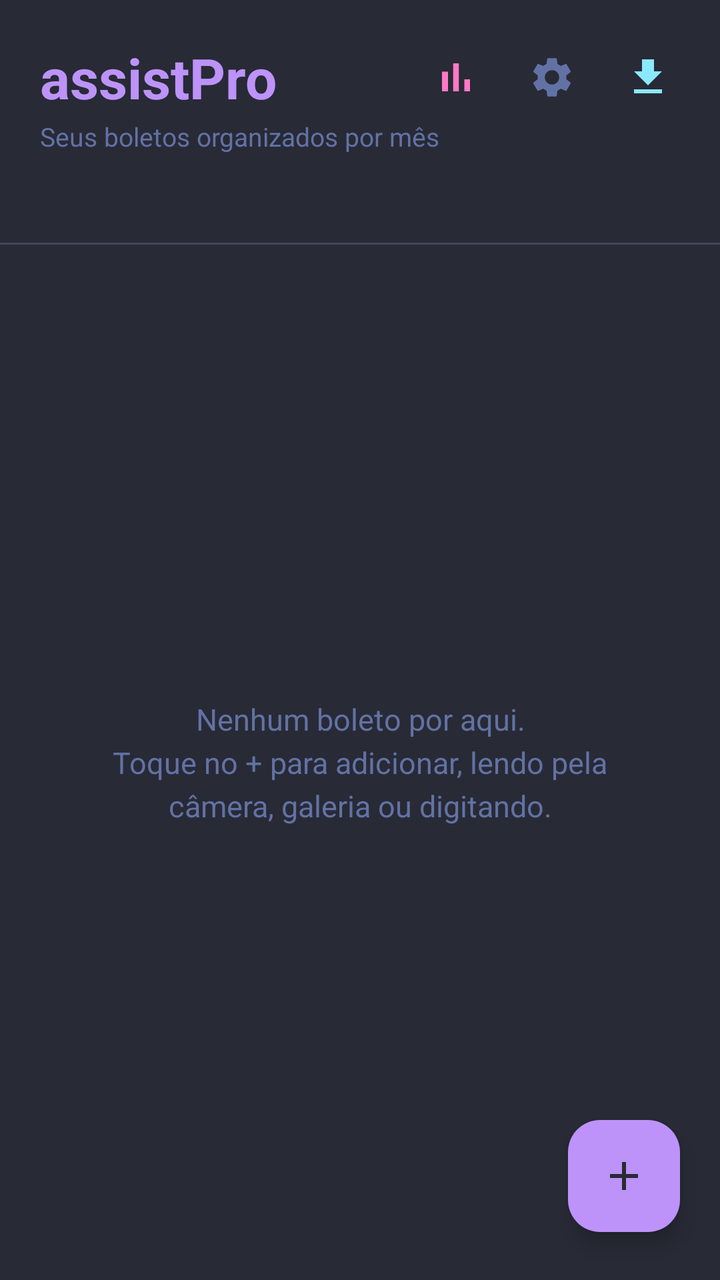
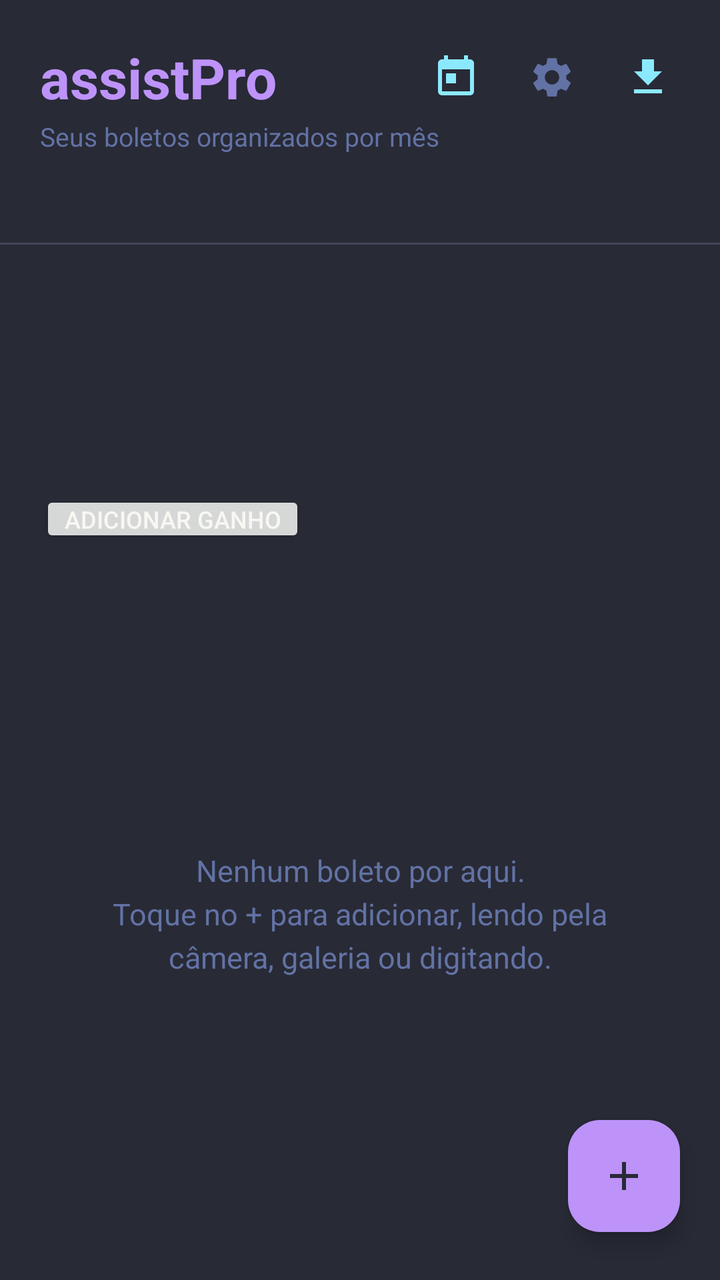

An Android layout rendered at two revisions. The XML below is the earlier revision; the diff shows what the commit changed to produce the second picture.
<!-- AndroidManifest.xml: application theme Theme.AssistPro -->
<!-- res/layout/activity_main.xml -->
<?xml version="1.0" encoding="utf-8"?>
<androidx.constraintlayout.widget.ConstraintLayout xmlns:android="http://schemas.android.com/apk/res/android"
    xmlns:app="http://schemas.android.com/apk/res-auto"
    android:layout_width="match_parent"
    android:layout_height="match_parent"
    android:background="@color/dracula_bg">

    <TextView
        android:id="@+id/titulo"
        android:layout_width="wrap_content"
        android:layout_height="wrap_content"
        android:layout_marginStart="20dp"
        android:layout_marginTop="20dp"
        android:text="@string/app_name"
        android:textColor="@color/dracula_purple"
        android:textSize="28sp"
        android:textStyle="bold"
        app:layout_constraintStart_toStartOf="parent"
        app:layout_constraintTop_toTopOf="parent" />

    <ImageButton
        android:id="@+id/btn_dev"
        android:layout_width="48dp"
        android:layout_height="48dp"
        android:background="?attr/selectableItemBackgroundBorderless"
        android:contentDescription="@string/capturar_checkpoint"
        android:src="@drawable/ic_bug"
        android:visibility="gone"
        app:layout_constraintBottom_toBottomOf="@id/titulo"
        app:layout_constraintEnd_toStartOf="@id/btn_relatorio"
        app:layout_constraintTop_toTopOf="@id/titulo" />

    <ImageButton
        android:id="@+id/btn_relatorio"
        android:layout_width="48dp"
        android:layout_height="48dp"
        android:background="?attr/selectableItemBackgroundBorderless"
        android:contentDescription="@string/relatorios"
        android:src="@drawable/ic_relatorio"
        app:layout_constraintBottom_toBottomOf="@id/titulo"
        app:layout_constraintEnd_toStartOf="@id/btn_config"
        app:layout_constraintTop_toTopOf="@id/titulo" />

    <ImageButton
        android:id="@+id/btn_config"
        android:layout_width="48dp"
        android:layout_height="48dp"
        android:background="?attr/selectableItemBackgroundBorderless"
        android:contentDescription="@string/configuracoes"
        android:src="@drawable/ic_settings"
        app:layout_constraintBottom_toBottomOf="@id/titulo"
        app:layout_constraintEnd_toStartOf="@id/btn_atualizar"
        app:layout_constraintTop_toTopOf="@id/titulo" />

    <ImageButton
        android:id="@+id/btn_atualizar"
        android:layout_width="48dp"
        android:layout_height="48dp"
        android:layout_marginEnd="12dp"
        android:background="?attr/selectableItemBackgroundBorderless"
        android:contentDescription="@string/atualizar"
        android:src="@drawable/ic_update"
        app:layout_constraintBottom_toBottomOf="@id/titulo"
        app:layout_constraintEnd_toEndOf="parent"
        app:layout_constraintTop_toTopOf="@id/titulo" />

    <TextView
        android:id="@+id/subtitulo"
        android:layout_width="wrap_content"
        android:layout_height="wrap_content"
        android:layout_marginStart="20dp"
        android:layout_marginTop="2dp"
        android:text="@string/subtitulo"
        android:textColor="@color/dracula_comment"
        android:textSize="13sp"
        app:layout_constraintStart_toStartOf="parent"
        app:layout_constraintTop_toBottomOf="@id/titulo" />

    <TextView
        android:id="@+id/resumo"
        android:layout_width="wrap_content"
        android:layout_height="wrap_content"
        android:layout_marginStart="20dp"
        android:layout_marginTop="10dp"
        android:textColor="@color/dracula_green"
        android:textSize="15sp"
        android:textStyle="bold"
        app:layout_constraintStart_toStartOf="parent"
        app:layout_constraintTop_toBottomOf="@id/subtitulo" />

    <View
        android:id="@+id/divisor"
        android:layout_width="0dp"
        android:layout_height="1dp"
        android:layout_marginTop="14dp"
        android:background="@color/dracula_current"
        app:layout_constraintEnd_toEndOf="parent"
        app:layout_constraintStart_toStartOf="parent"
        app:layout_constraintTop_toBottomOf="@id/resumo" />

    <androidx.recyclerview.widget.RecyclerView
        android:id="@+id/lista"
        android:layout_width="0dp"
        android:layout_height="0dp"
        android:clipToPadding="false"
        android:paddingTop="10dp"
        android:paddingBottom="96dp"
        app:layout_constraintBottom_toBottomOf="parent"
        app:layout_constraintEnd_toEndOf="parent"
        app:layout_constraintStart_toStartOf="parent"
        app:layout_constraintTop_toBottomOf="@id/divisor" />

    <TextView
        android:id="@+id/vazio"
        android:layout_width="0dp"
        android:layout_height="wrap_content"
        android:layout_marginStart="32dp"
        android:layout_marginEnd="32dp"
        android:gravity="center"
        android:lineSpacingExtra="4dp"
        android:text="@string/vazio"
        android:textColor="@color/dracula_comment"
        android:textSize="15sp"
        app:layout_constraintBottom_toBottomOf="parent"
        app:layout_constraintEnd_toEndOf="parent"
        app:layout_constraintStart_toStartOf="parent"
        app:layout_constraintTop_toBottomOf="@id/divisor" />

    <com.google.android.material.floatingactionbutton.FloatingActionButton
        android:id="@+id/fab"
        android:layout_width="wrap_content"
        android:layout_height="wrap_content"
        android:layout_marginEnd="20dp"
        android:layout_marginBottom="24dp"
        android:contentDescription="@string/adicionar"
        android:src="@drawable/ic_add"
        app:backgroundTint="@color/dracula_purple"
        app:layout_constraintBottom_toBottomOf="parent"
        app:layout_constraintEnd_toEndOf="parent"
        app:tint="@color/dracula_bg" />

    <include
        layout="@layout/view_carregando"
        android:layout_width="0dp"
        android:layout_height="0dp"
        app:layout_constraintBottom_toBottomOf="parent"
        app:layout_constraintEnd_toEndOf="parent"
        app:layout_constraintStart_toStartOf="parent"
        app:layout_constraintTop_toTopOf="parent" />

</androidx.constraintlayout.widget.ConstraintLayout>
<!-- res/layout/view_carregando.xml (included above) -->
<?xml version="1.0" encoding="utf-8"?>
<FrameLayout xmlns:android="http://schemas.android.com/apk/res/android"
    xmlns:app="http://schemas.android.com/apk/res-auto"
    android:id="@+id/carregando"
    android:layout_width="match_parent"
    android:layout_height="match_parent"
    android:background="@color/dracula_bg"
    android:clickable="true"
    android:focusable="true"
    android:visibility="gone">

    <LinearLayout
        android:layout_width="wrap_content"
        android:layout_height="wrap_content"
        android:layout_gravity="center"
        android:gravity="center"
        android:orientation="vertical">

        <com.google.android.material.progressindicator.CircularProgressIndicator
            android:layout_width="wrap_content"
            android:layout_height="wrap_content"
            app:indicatorColor="@color/dracula_purple"
            app:trackColor="@color/dracula_current" />

        <TextView
            android:layout_width="wrap_content"
            android:layout_height="wrap_content"
            android:layout_marginTop="16dp"
            android:text="@string/carregando"
            android:textColor="@color/dracula_comment"
            android:textSize="14sp" />
    </LinearLayout>

</FrameLayout>
<!-- resources referenced by this layout -->
<resources>
  <color name="dracula_bg">#282A36</color>
  <color name="dracula_comment">#6272A4</color>
  <color name="dracula_current">#44475A</color>
  <color name="dracula_green">#50FA7B</color>
  <color name="dracula_purple">#BD93F9</color>
  <!-- drawable ic_add (drawable) -->
  <vector xmlns:android="http://schemas.android.com/apk/res/android"
      android:width="24dp"
      android:height="24dp"
      android:viewportWidth="24"
      android:viewportHeight="24">
      <path
          android:fillColor="@color/dracula_bg"
          android:pathData="M11,5h2v6h6v2h-6v6h-2v-6H5v-2h6z" />
  </vector>
  <!-- drawable ic_bug (drawable) -->
  <vector xmlns:android="http://schemas.android.com/apk/res/android"
      android:width="24dp"
      android:height="24dp"
      android:viewportWidth="24"
      android:viewportHeight="24">
      <path
          android:fillColor="@color/dracula_orange"
          android:pathData="M20,8h-2.81c-0.45,-0.78 -1.07,-1.45 -1.82,-1.96L17,4.41L15.59,3l-2.17,2.17C12.96,5.06 12.49,5 12,5s-0.96,0.06 -1.41,0.17L8.41,3L7,4.41l1.62,1.63C7.88,6.55 7.26,7.22 6.81,8H4v2h2.09c-0.05,0.33 -0.09,0.66 -0.09,1v1H4v2h2v1c0,0.34 0.04,0.67 0.09,1H4v2h2.81c1.04,1.79 2.97,3 5.19,3s4.15,-1.21 5.19,-3H20v-2h-2.09c0.05,-0.33 0.09,-0.66 0.09,-1v-1h2v-2h-2v-1c0,-0.34 -0.04,-0.67 -0.09,-1H20V8zM14,17h-4v-2h4v2zM14,13h-4v-2h4v2z" />
  </vector>
  <!-- drawable ic_relatorio (drawable) -->
  <vector xmlns:android="http://schemas.android.com/apk/res/android"
      android:width="24dp"
      android:height="24dp"
      android:viewportWidth="24"
      android:viewportHeight="24">
      <path
          android:fillColor="@color/dracula_pink"
          android:pathData="M5,9.2h3V19H5V9.2zM10.6,5h2.8v14h-2.8V5zM16.2,13H19v6h-2.8V13z" />
  </vector>
  <!-- drawable ic_update (drawable) -->
  <vector xmlns:android="http://schemas.android.com/apk/res/android"
      android:width="24dp"
      android:height="24dp"
      android:viewportWidth="24"
      android:viewportHeight="24">
      <path
          android:fillColor="@color/dracula_cyan"
          android:pathData="M5,20h14v-2H5v2zM19,9h-4V3H9v6H5l7,7 7,-7z" />
  </vector>
  <string name="adicionar">Adicionar boleto</string>
  <string name="app_name">assistPro</string>
  <string name="atualizar">Verificar atualizações</string>
  <string name="capturar_checkpoint">Salvar checkpoint</string>
  <string name="carregando">Carregando…</string>
  <string name="configuracoes">Configurações</string>
  <string name="relatorios">Relatórios</string>
  <string name="subtitulo">Seus boletos organizados por mês</string>
  <string name="vazio">Nenhum boleto por aqui.\nToque no + para adicionar, lendo pela câmera, galeria ou digitando.</string>
  <color name="dracula_orange">#FFB86C</color>
  <color name="dracula_pink">#FF79C6</color>
  <color name="dracula_cyan">#8BE9FD</color>
  <color name="dracula_fg">#F8F8F2</color>
  <color name="dracula_red">#FF5555</color>
</resources>

<!-- the commit's change to res/layout/activity_main.xml (unified diff, before → after) -->
@@ -27,16 +27,16 @@
         android:src="@drawable/ic_bug"
         android:visibility="gone"
         app:layout_constraintBottom_toBottomOf="@id/titulo"
-        app:layout_constraintEnd_toStartOf="@id/btn_relatorio"
-        app:layout_constraintTop_toTopOf="@id/titulo" />
-
-    <ImageButton
-        android:id="@+id/btn_relatorio"
-        android:layout_width="48dp"
-        android:layout_height="48dp"
-        android:background="?attr/selectableItemBackgroundBorderless"
-        android:contentDescription="@string/relatorios"
-        android:src="@drawable/ic_relatorio"
+        app:layout_constraintEnd_toStartOf="@id/btn_filtro"
+        app:layout_constraintTop_toTopOf="@id/titulo" />
+
+    <ImageButton
+        android:id="@+id/btn_filtro"
+        android:layout_width="48dp"
+        android:layout_height="48dp"
+        android:background="?attr/selectableItemBackgroundBorderless"
+        android:contentDescription="@string/filtrar_periodo"
+        android:src="@drawable/ic_calendario"
         app:layout_constraintBottom_toBottomOf="@id/titulo"
         app:layout_constraintEnd_toStartOf="@id/btn_config"
         app:layout_constraintTop_toTopOf="@id/titulo" />
@@ -98,6 +98,72 @@
         app:layout_constraintStart_toStartOf="parent"
         app:layout_constraintTop_toBottomOf="@id/resumo" />
 
+    <LinearLayout
+        android:id="@+id/dash"
+        android:layout_width="0dp"
+        android:layout_height="wrap_content"
+        android:orientation="vertical"
+        android:paddingStart="20dp"
+        android:paddingTop="10dp"
+        android:paddingEnd="20dp"
+        app:layout_constraintEnd_toEndOf="parent"
+        app:layout_constraintStart_toStartOf="parent"
+        app:layout_constraintTop_toBottomOf="@id/divisor">
+
+        <TextView
+            android:id="@+id/dash_periodo"
+            android:layout_width="wrap_content"
+            android:layout_height="wrap_content"
+            android:background="?attr/selectableItemBackground"
+            android:paddingTop="2dp"
+            android:paddingBottom="2dp"
+            android:textColor="@color/dracula_cyan"
+            android:textSize="14sp"
+            android:textStyle="bold" />
+
+        <TextView
+            android:id="@+id/dash_ganhos"
+            android:layout_width="match_parent"
+            android:layout_height="wrap_content"
+            android:layout_marginTop="4dp"
+            android:textColor="@color/dracula_green"
+            android:textSize="14sp" />
+
+        <TextView
+            android:id="@+id/dash_perdas"
+            android:layout_width="match_parent"
+            android:layout_height="wrap_content"
+            android:textColor="@color/dracula_red"
+            android:textSize="14sp" />
+
+        <TextView
+            android:id="@+id/dash_saldo"
+            android:layout_width="match_parent"
+            android:layout_height="wrap_content"
+            android:textColor="@color/dracula_yellow"
+            android:textSize="15sp"
+            android:textStyle="bold" />
+
+        <TextView
+            android:id="@+id/dash_aberto"
+            android:layout_width="match_parent"
+            android:layout_height="wrap_content"
+            android:layout_marginTop="4dp"
+            android:textColor="@color/dracula_orange"
+            android:textSize="13sp" />
+
+        <Button
+            android:id="@+id/btn_add_ganho"
+            android:layout_width="wrap_content"
+            android:layout_height="wrap_content"
+            android:layout_marginTop="6dp"
+            android:minHeight="0dp"
+            android:paddingTop="6dp"
+            android:paddingBottom="6dp"
+            android:text="@string/ganho_add"
+            android:textSize="12sp" />
+    </LinearLayout>
+
     <androidx.recyclerview.widget.RecyclerView
         android:id="@+id/lista"
         android:layout_width="0dp"
@@ -108,7 +174,7 @@
         app:layout_constraintBottom_toBottomOf="parent"
         app:layout_constraintEnd_toEndOf="parent"
         app:layout_constraintStart_toStartOf="parent"
-        app:layout_constraintTop_toBottomOf="@id/divisor" />
+        app:layout_constraintTop_toBottomOf="@id/dash" />
 
     <TextView
         android:id="@+id/vazio"
@@ -124,7 +190,7 @@
         app:layout_constraintBottom_toBottomOf="parent"
         app:layout_constraintEnd_toEndOf="parent"
         app:layout_constraintStart_toStartOf="parent"
-        app:layout_constraintTop_toBottomOf="@id/divisor" />
+        app:layout_constraintTop_toBottomOf="@id/dash" />
 
     <com.google.android.material.floatingactionbutton.FloatingActionButton
         android:id="@+id/fab"
<!-- resource entries referenced after the edit -->
@@ -3,8 +3,12 @@
   <color name="dracula_bg">#282A36</color>
   <color name="dracula_comment">#6272A4</color>
   <color name="dracula_current">#44475A</color>
+  <color name="dracula_cyan">#8BE9FD</color>
   <color name="dracula_green">#50FA7B</color>
+  <color name="dracula_orange">#FFB86C</color>
   <color name="dracula_purple">#BD93F9</color>
+  <color name="dracula_red">#FF5555</color>
+  <color name="dracula_yellow">#F1FA8C</color>
   <!-- drawable ic_add (drawable) -->
   <vector xmlns:android="http://schemas.android.com/apk/res/android"
       android:width="24dp"
@@ -25,15 +29,15 @@
           android:fillColor="@color/dracula_orange"
           android:pathData="M20,8h-2.81c-0.45,-0.78 -1.07,-1.45 -1.82,-1.96L17,4.41L15.59,3l-2.17,2.17C12.96,5.06 12.49,5 12,5s-0.96,0.06 -1.41,0.17L8.41,3L7,4.41l1.62,1.63C7.88,6.55 7.26,7.22 6.81,8H4v2h2.09c-0.05,0.33 -0.09,0.66 -0.09,1v1H4v2h2v1c0,0.34 0.04,0.67 0.09,1H4v2h2.81c1.04,1.79 2.97,3 5.19,3s4.15,-1.21 5.19,-3H20v-2h-2.09c0.05,-0.33 0.09,-0.66 0.09,-1v-1h2v-2h-2v-1c0,-0.34 -0.04,-0.67 -0.09,-1H20V8zM14,17h-4v-2h4v2zM14,13h-4v-2h4v2z" />
   </vector>
-  <!-- drawable ic_relatorio (drawable) -->
+  <!-- drawable ic_calendario (drawable) -->
   <vector xmlns:android="http://schemas.android.com/apk/res/android"
       android:width="24dp"
       android:height="24dp"
       android:viewportWidth="24"
       android:viewportHeight="24">
       <path
-          android:fillColor="@color/dracula_pink"
-          android:pathData="M5,9.2h3V19H5V9.2zM10.6,5h2.8v14h-2.8V5zM16.2,13H19v6h-2.8V13z" />
+          android:fillColor="@color/dracula_cyan"
+          android:pathData="M19,3h-1V1h-2v2H8V1H6v2H5c-1.11,0 -1.99,0.9 -1.99,2L3,19c0,1.1 0.89,2 2,2h14c1.1,0 2,-0.9 2,-2V5c0,-1.1 -0.9,-2 -2,-2zM19,19H5V8h14v11zM7,10h5v5H7z" />
   </vector>
   <!-- drawable ic_update (drawable) -->
   <vector xmlns:android="http://schemas.android.com/apk/res/android"
@@ -51,13 +55,11 @@
   <string name="capturar_checkpoint">Salvar checkpoint</string>
   <string name="carregando">Carregando…</string>
   <string name="configuracoes">Configurações</string>
-  <string name="relatorios">Relatórios</string>
+  <string name="filtrar_periodo">Filtrar período</string>
+  <string name="ganho_add">Adicionar ganho</string>
   <string name="subtitulo">Seus boletos organizados por mês</string>
   <string name="vazio">Nenhum boleto por aqui.\nToque no + para adicionar, lendo pela câmera, galeria ou digitando.</string>
-  <color name="dracula_orange">#FFB86C</color>
+  <color name="dracula_fg">#F8F8F2</color>
   <color name="dracula_pink">#FF79C6</color>
-  <color name="dracula_cyan">#8BE9FD</color>
-  <color name="dracula_fg">#F8F8F2</color>
-  <color name="dracula_red">#FF5555</color>
 </resources>
 
